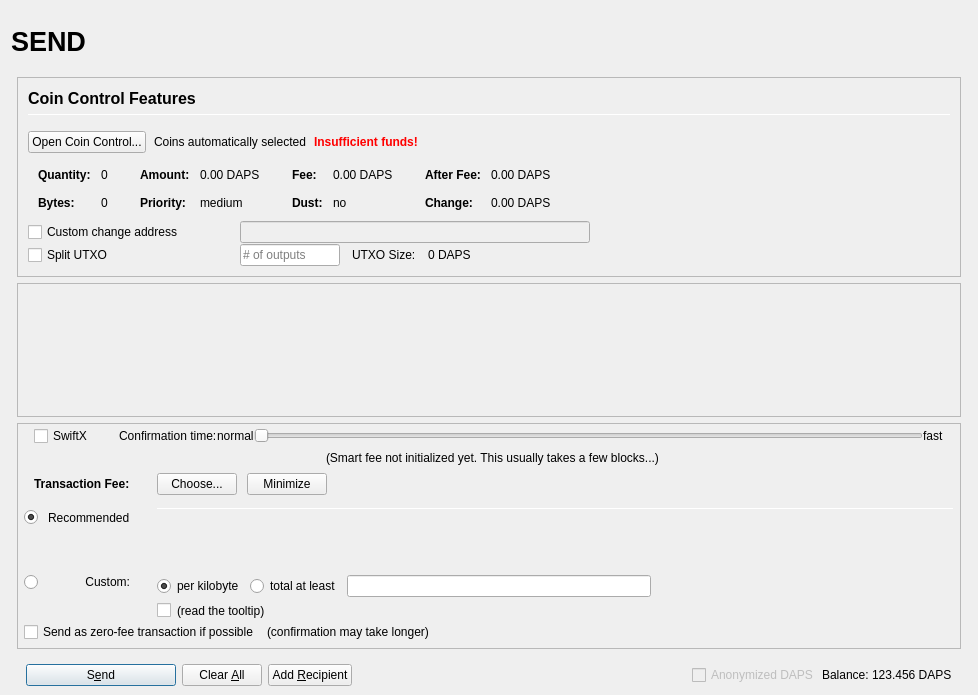
First picture: the form in src/qt/forms/sendcoinsdialog.ui, repository pedrorv0106/DAPS, before the edit.
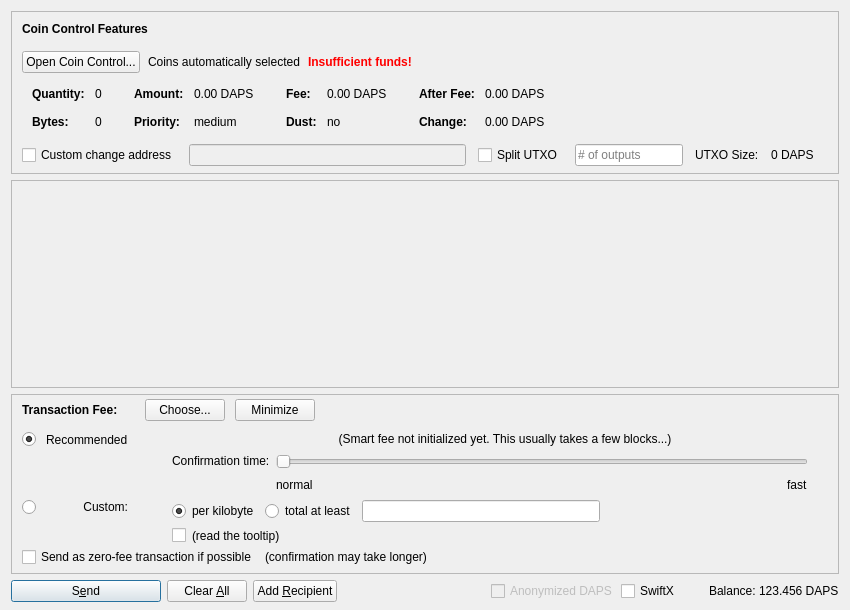
Second picture: the form after the edit. Icons and pictures are not drawn. Custom widgets are drawn as their Qt base class.

Commit message: DAPS-54 Change name and short name of the PIVX coin to DAPScoin | DAPS

Patch:
```diff
--- a/src/qt/forms/sendcoinsdialog.ui
+++ b/src/qt/forms/sendcoinsdialog.ui
@@ -2,155 +2,20 @@
 <ui version="4.0">
  <class>SendCoinsDialog</class>
  <widget class="QDialog" name="SendCoinsDialog">
-  <property name="enabled">
-   <bool>true</bool>
-  </property>
   <property name="geometry">
    <rect>
     <x>0</x>
     <y>0</y>
-    <width>978</width>
-    <height>695</height>
+    <width>850</width>
+    <height>610</height>
    </rect>
   </property>
   <property name="windowTitle">
    <string>Send Coins</string>
   </property>
-  <layout class="QVBoxLayout" name="verticalLayout" stretch="0">
+  <layout class="QVBoxLayout" name="verticalLayout" stretch="0,1,0,0">
    <property name="bottomMargin">
-    <number>9</number>
-   </property>
-   <item>
-    <layout class="QVBoxLayout" name="verticalLayout_Master" stretch="0,1">
-     <property name="spacing">
-      <number>0</number>
-     </property>
-     <property name="leftMargin">
-      <number>0</number>
-     </property>
-     <property name="topMargin">
-      <number>0</number>
-     </property>
-     <property name="rightMargin">
-      <number>0</number>
-     </property>
-     <property name="bottomMargin">
-      <number>0</number>
-     </property>
-     <item>
-      <widget class="QFrame" name="frame_Header">
-       <layout class="QVBoxLayout" name="verticalLayout_Header" stretch="0">
-        <property name="leftMargin">
-         <number>0</number>
-        </property>
-        <property name="topMargin">
-         <number>0</number>
-        </property>
-        <property name="rightMargin">
-         <number>0</number>
-        </property>
-        <property name="bottomMargin">
-         <number>0</number>
-        </property>
-        <item>
-         <layout class="QHBoxLayout" name="horizontalLayout_Header" stretch="1,0,1">
-          <property name="spacing">
-           <number>6</number>
-          </property>
-          <item>
-           <widget class="QLabel" name="labelOverviewHeaderLeft">
-            <property name="minimumSize">
-             <size>
-              <width>464</width>
-              <height>60</height>
-             </size>
-            </property>
-            <property name="maximumSize">
-             <size>
-              <width>16777215</width>
-              <height>60</height>
-             </size>
-            </property>
-            <property name="font">
-             <font>
-              <pointsize>20</pointsize>
-              <weight>75</weight>
-              <bold>true</bold>
-             </font>
-            </property>
-            <property name="text">
-             <string>SEND</string>
-            </property>
-            <property name="alignment">
-             <set>Qt::AlignLeading|Qt::AlignLeft|Qt::AlignVCenter</set>
-            </property>
-           </widget>
-          </item>
-          <item>
-           <spacer name="horizontalSpacer_Header">
-            <property name="orientation">
-             <enum>Qt::Horizontal</enum>
-            </property>
-            <property name="sizeHint" stdset="0">
-             <size>
-              <width>40</width>
-              <height>20</height>
-             </size>
-            </property>
-           </spacer>
-          </item>
-          <item>
-           <widget class="QLabel" name="labelOverviewHeaderRight">
-            <property name="minimumSize">
-             <size>
-              <width>464</width>
-              <height>60</height>
-             </size>
-            </property>
-            <property name="maximumSize">
-             <size>
-              <width>16777215</width>
-              <height>60</height>
-             </size>
-            </property>
-            <property name="font">
-             <font>
-              <pointsize>14</pointsize>
-             </font>
-            </property>
-            <property name="text">
-             <string/>
-            </property>
-            <property name="alignment">
-             <set>Qt::AlignRight|Qt::AlignTrailing|Qt::AlignVCenter</set>
-            </property>
-           </widget>
-          </item>
-         </layout>
-        </item>
-       </layout>
-      </widget>
-     </item>
-     <item>
-      <widget class="QFrame" name="frame_BG">
-       <property name="minimumSize">
-        <size>
-         <width>0</width>
-         <height>0</height>
-        </size>
-       </property>
-       <layout class="QVBoxLayout" name="layout_BG" stretch="0,0,0,0">
-        <property name="leftMargin">
-         <number>6</number>
-        </property>
-        <property name="topMargin">
-         <number>6</number>
-        </property>
-        <property name="rightMargin">
-         <number>6</number>
-        </property>
-        <property name="bottomMargin">
-         <number>0</number>
+    <number>8</number>
         </property>
         <item>
          <widget class="QFrame" name="frameCoinControl">
@@ -186,13 +51,12 @@
             <number>0</number>
            </property>
            <property name="bottomMargin">
-            <number>0</number>
+       <number>6</number>
            </property>
            <item>
-            <widget class="QFrame" name="frameCoinControl_BG">
-             <layout class="QVBoxLayout" name="verticalLayoutCoinControl" stretch="0,0,0,0,0,0">
+       <layout class="QVBoxLayout" name="verticalLayoutCoinControl" stretch="0,0,0,0,1">
               <property name="spacing">
-               <number>1</number>
+         <number>0</number>
               </property>
               <property name="leftMargin">
                <number>10</number>
@@ -206,11 +70,6 @@
                  <number>15</number>
                 </property>
                 <item>
-                 <layout class="QVBoxLayout" name="verticalLayout_3">
-                  <property name="spacing">
-                   <number>6</number>
-                  </property>
-                  <item>
                    <widget class="QLabel" name="labelCoinControlFeatures">
                     <property name="sizePolicy">
                      <sizepolicy hsizetype="Preferred" vsizetype="Maximum">
@@ -218,15 +77,8 @@
                       <verstretch>0</verstretch>
                      </sizepolicy>
                     </property>
-                    <property name="minimumSize">
-                     <size>
-                      <width>0</width>
-                      <height>20</height>
-                     </size>
-                    </property>
                     <property name="font">
                      <font>
-                      <pointsize>12</pointsize>
                       <weight>75</weight>
                       <bold>true</bold>
                      </font>
@@ -239,27 +91,6 @@
                     </property>
                    </widget>
                   </item>
-                  <item>
-                   <widget class="Line" name="line">
-                    <property name="minimumSize">
-                     <size>
-                      <width>0</width>
-                      <height>1</height>
-                     </size>
-                    </property>
-                    <property name="maximumSize">
-                     <size>
-                      <width>16777215</width>
-                      <height>1</height>
-                     </size>
-                    </property>
-                    <property name="orientation">
-                     <enum>Qt::Horizontal</enum>
-                    </property>
-                   </widget>
-                  </item>
-                 </layout>
-                </item>
                </layout>
               </item>
               <item>
@@ -697,7 +528,7 @@
                </widget>
               </item>
               <item>
-               <layout class="QHBoxLayout" name="horizontalLayoutCoinControl4">
+         <layout class="QHBoxLayout" name="horizontalLayoutCoinControl4" stretch="0,0,0,0,0,0,0">
                 <property name="spacing">
                  <number>12</number>
                 </property>
@@ -705,31 +536,13 @@
                  <enum>QLayout::SetDefaultConstraint</enum>
                 </property>
                 <property name="topMargin">
-                 <number>0</number>
+           <number>5</number>
                 </property>
                 <property name="rightMargin">
-                 <number>0</number>
+           <number>5</number>
                 </property>
                 <item>
                  <widget class="QCheckBox" name="checkBoxCoinControlChange">
-                  <property name="sizePolicy">
-                   <sizepolicy hsizetype="Preferred" vsizetype="Preferred">
-                    <horstretch>0</horstretch>
-                    <verstretch>0</verstretch>
-                   </sizepolicy>
-                  </property>
-                  <property name="minimumSize">
-                   <size>
-                    <width>200</width>
-                    <height>0</height>
-                   </size>
-                  </property>
-                  <property name="maximumSize">
-                   <size>
-                    <width>200</width>
-                    <height>16777215</height>
-                   </size>
-                  </property>
                   <property name="toolTip">
                    <string>If this is activated, but the change address is empty or invalid, change will be sent to a newly generated address.</string>
                   </property>
@@ -744,71 +557,15 @@
                    <bool>false</bool>
                   </property>
                   <property name="sizePolicy">
-                   <sizepolicy hsizetype="Preferred" vsizetype="Preferred">
+             <sizepolicy hsizetype="Expanding" vsizetype="Fixed">
                     <horstretch>0</horstretch>
                     <verstretch>0</verstretch>
                    </sizepolicy>
                   </property>
-                  <property name="minimumSize">
-                   <size>
-                    <width>300</width>
-                    <height>0</height>
-                   </size>
-                  </property>
-                 </widget>
-                </item>
-                <item>
-                 <widget class="QLabel" name="labelCoinControlChangeLabel">
-                  <property name="sizePolicy">
-                   <sizepolicy hsizetype="Preferred" vsizetype="Preferred">
-                    <horstretch>0</horstretch>
-                    <verstretch>0</verstretch>
-                   </sizepolicy>
-                  </property>
-                  <property name="minimumSize">
-                   <size>
-                    <width>100</width>
-                    <height>0</height>
-                   </size>
-                  </property>
-                  <property name="text">
-                   <string/>
-                  </property>
-                  <property name="margin">
-                   <number>3</number>
-                  </property>
-                 </widget>
-                </item>
-               </layout>
-              </item>
-              <item>
-               <layout class="QHBoxLayout" name="horizontalLayoutCoinControl6">
-                <property name="spacing">
-                 <number>12</number>
-                </property>
-                <property name="rightMargin">
-                 <number>0</number>
-                </property>
+           </widget>
+          </item>
                 <item>
                  <widget class="QCheckBox" name="splitBlockCheckBox">
-                  <property name="sizePolicy">
-                   <sizepolicy hsizetype="Preferred" vsizetype="Preferred">
-                    <horstretch>0</horstretch>
-                    <verstretch>0</verstretch>
-                   </sizepolicy>
-                  </property>
-                  <property name="minimumSize">
-                   <size>
-                    <width>200</width>
-                    <height>0</height>
-                   </size>
-                  </property>
-                  <property name="maximumSize">
-                   <size>
-                    <width>200</width>
-                    <height>16777215</height>
-                   </size>
-                  </property>
                   <property name="text">
                    <string>Split UTXO</string>
                   </property>
@@ -817,23 +574,11 @@
                 <item>
                  <widget class="QLineEdit" name="splitBlockLineEdit">
                   <property name="sizePolicy">
-                   <sizepolicy hsizetype="Preferred" vsizetype="Preferred">
+             <sizepolicy hsizetype="Fixed" vsizetype="Fixed">
                     <horstretch>50</horstretch>
                     <verstretch>0</verstretch>
                    </sizepolicy>
                   </property>
-                  <property name="minimumSize">
-                   <size>
-                    <width>100</width>
-                    <height>0</height>
-                   </size>
-                  </property>
-                  <property name="maximumSize">
-                   <size>
-                    <width>100</width>
-                    <height>16777215</height>
-                   </size>
-                  </property>
                   <property name="placeholderText">
                    <string># of outputs</string>
                   </property>
@@ -854,17 +599,26 @@
                  </widget>
                 </item>
                 <item>
-                 <spacer name="horizontalSpacer_7">
-                  <property name="orientation">
-                   <enum>Qt::Horizontal</enum>
-                  </property>
-                  <property name="sizeHint" stdset="0">
+           <widget class="QLabel" name="labelCoinControlChangeLabel">
+            <property name="sizePolicy">
+             <sizepolicy hsizetype="Preferred" vsizetype="Expanding">
+              <horstretch>0</horstretch>
+              <verstretch>0</verstretch>
+             </sizepolicy>
+            </property>
+            <property name="minimumSize">
                    <size>
-                    <width>40</width>
-                    <height>20</height>
-                   </size>
-                  </property>
-                 </spacer>
+              <width>0</width>
+              <height>0</height>
+             </size>
+            </property>
+            <property name="text">
+             <string/>
+            </property>
+            <property name="margin">
+             <number>3</number>
+            </property>
+           </widget>
                 </item>
                </layout>
               </item>
@@ -882,7 +636,6 @@
                </spacer>
               </item>
              </layout>
-            </widget>
            </item>
           </layout>
          </widget>
@@ -897,8 +650,8 @@
             <rect>
              <x>0</x>
              <y>0</y>
-             <width>944</width>
-             <height>69</height>
+        <width>830</width>
+        <height>113</height>
             </rect>
            </property>
            <layout class="QVBoxLayout" name="verticalLayout_2" stretch="0,1">
@@ -975,192 +728,18 @@
             <number>0</number>
            </property>
            <item>
-            <layout class="QVBoxLayout" name="verticalLayoutFee2" stretch="0,0,0,0">
+       <layout class="QVBoxLayout" name="verticalLayoutFee2" stretch="0,0,0">
              <property name="spacing">
               <number>0</number>
              </property>
              <property name="leftMargin">
-              <number>6</number>
+         <number>10</number>
              </property>
              <property name="topMargin">
               <number>0</number>
              </property>
-             <property name="rightMargin">
-              <number>6</number>
-             </property>
-             <item>
-              <layout class="QVBoxLayout" name="verticalLayout_feeConf">
-               <property name="spacing">
-                <number>0</number>
-               </property>
-               <property name="leftMargin">
-                <number>10</number>
-               </property>
-               <property name="rightMargin">
-                <number>10</number>
-               </property>
-               <property name="bottomMargin">
-                <number>5</number>
-               </property>
-               <item>
-                <layout class="QHBoxLayout" name="horizontalLayoutFee9">
-                 <item>
-                  <widget class="QCheckBox" name="checkSwiftTX">
-                   <property name="enabled">
-                    <bool>true</bool>
-                   </property>
-                   <property name="minimumSize">
-                    <size>
-                     <width>85</width>
-                     <height>0</height>
-                    </size>
-                   </property>
-                   <property name="toolTip">
-                    <string>SwiftX technology allows for near instant transactions - A flat fee of 0.01 DAPS applies</string>
-                   </property>
-                   <property name="text">
-                    <string>SwiftX</string>
-                   </property>
-                  </widget>
-                 </item>
-                 <item>
-                  <widget class="QLabel" name="labelSmartFee3">
-                   <property name="text">
-                    <string>Confirmation time:</string>
-                   </property>
-                   <property name="margin">
-                    <number>2</number>
-                   </property>
-                  </widget>
-                 </item>
-                 <item>
-                  <widget class="QLabel" name="labelSmartFeeNormal">
-                   <property name="text">
-                    <string>normal</string>
-                   </property>
-                   <property name="margin">
-                    <number>8</number>
-                   </property>
-                  </widget>
-                 </item>
-                 <item>
-                  <widget class="QSlider" name="sliderSmartFee">
-                   <property name="minimumSize">
-                    <size>
-                     <width>0</width>
-                     <height>24</height>
-                    </size>
-                   </property>
-                   <property name="minimum">
-                    <number>0</number>
-                   </property>
-                   <property name="maximum">
-                    <number>24</number>
-                   </property>
-                   <property name="pageStep">
-                    <number>1</number>
-                   </property>
-                   <property name="value">
-                    <number>0</number>
-                   </property>
-                   <property name="orientation">
-                    <enum>Qt::Horizontal</enum>
-                   </property>
-                   <property name="invertedAppearance">
-                    <bool>false</bool>
-                   </property>
-                   <property name="invertedControls">
-                    <bool>false</bool>
-                   </property>
-                   <property name="tickPosition">
-                    <enum>QSlider::NoTicks</enum>
-                   </property>
-                  </widget>
-                 </item>
-                 <item>
-                  <widget class="QLabel" name="labelSmartFeeFast">
-                   <property name="text">
-                    <string>fast</string>
-                   </property>
-                   <property name="margin">
-                    <number>8</number>
-                   </property>
-                  </widget>
-                 </item>
-                </layout>
-               </item>
-               <item>
-                <layout class="QHBoxLayout" name="horizontalLayout_recommended_texts">
-                 <property name="spacing">
-                  <number>0</number>
-                 </property>
-                 <item>
-                  <spacer name="horizontalSpacer_8">
-                   <property name="orientation">
-                    <enum>Qt::Horizontal</enum>
-                   </property>
-                   <property name="sizeHint" stdset="0">
-                    <size>
-                     <width>40</width>
-                     <height>20</height>
-                    </size>
-                   </property>
-                  </spacer>
-                 </item>
-                 <item>
-                  <widget class="QLabel" name="labelFeeEstimation">
-                   <property name="text">
-                    <string/>
-                   </property>
-                   <property name="margin">
-                    <number>2</number>
-                   </property>
-                  </widget>
-                 </item>
-                 <item>
-                  <widget class="QLabel" name="labelSmartFee2">
-                   <property name="text">
-                    <string>(Smart fee not initialized yet. This usually takes a few blocks...)</string>
-                   </property>
-                   <property name="alignment">
-                    <set>Qt::AlignLeading|Qt::AlignLeft|Qt::AlignVCenter</set>
-                   </property>
-                   <property name="wordWrap">
-                    <bool>false</bool>
-                   </property>
-                   <property name="margin">
-                    <number>2</number>
-                   </property>
-                   <property name="indent">
-                    <number>-1</number>
-                   </property>
-                  </widget>
-                 </item>
-                 <item>
-                  <spacer name="horizontalSpacer_3">
-                   <property name="orientation">
-                    <enum>Qt::Horizontal</enum>
-                   </property>
-                   <property name="sizeHint" stdset="0">
-                    <size>
-                     <width>40</width>
-                     <height>20</height>
-                    </size>
-                   </property>
-                  </spacer>
-                 </item>
-                </layout>
-               </item>
-              </layout>
-             </item>
              <item>
               <layout class="QHBoxLayout" name="horizontalLayoutFee1">
-               <property name="leftMargin">
-                <number>10</number>
-               </property>
-               <property name="rightMargin">
-                <number>10</number>
-               </property>
                <property name="bottomMargin">
                 <number>0</number>
                </property>
@@ -1169,6 +748,22 @@
                  <property name="spacing">
                   <number>0</number>
                  </property>
+            <item>
+             <spacer name="verticalSpacerSmartFee">
+              <property name="orientation">
+               <enum>Qt::Vertical</enum>
+              </property>
+              <property name="sizeType">
+               <enum>QSizePolicy::Fixed</enum>
+              </property>
+              <property name="sizeHint" stdset="0">
+               <size>
+                <width>1</width>
+                <height>4</height>
+               </size>
+              </property>
+             </spacer>
+            </item>
                  <item>
                   <layout class="QHBoxLayout" name="horizontalLayoutSmartFee">
                    <property name="spacing">
@@ -1284,61 +879,7 @@
                   <property name="verticalSpacing">
                    <number>4</number>
                   </property>
-                  <item row="2" column="0">
-                   <layout class="QVBoxLayout" name="verticalLayoutFee4" stretch="0">
-                    <item>
-                     <spacer name="verticalSpacer_2">
-                      <property name="orientation">
-                       <enum>Qt::Vertical</enum>
-                      </property>
-                      <property name="sizeHint" stdset="0">
-                       <size>
-                        <width>1</width>
-                        <height>1</height>
-                       </size>
-                      </property>
-                     </spacer>
-                    </item>
-                   </layout>
-                  </item>
-                  <item row="3" column="0">
-                   <layout class="QVBoxLayout" name="verticalLayoutFee9" stretch="0,1">
-                    <item>
-                     <widget class="QRadioButton" name="radioCustomFee">
-                      <property name="text">
-                       <string/>
-                      </property>
-                      <attribute name="buttonGroup">
-                       <string notr="true">groupFee</string>
-                      </attribute>
-                     </widget>
-                    </item>
-                    <item>
-                     <spacer name="verticalSpacer_6">
-                      <property name="orientation">
-                       <enum>Qt::Vertical</enum>
-                      </property>
-                      <property name="sizeHint" stdset="0">
-                       <size>
-                        <width>1</width>
-                        <height>1</height>
-                       </size>
-                      </property>
-                     </spacer>
-                    </item>
-                   </layout>
-                  </item>
-                  <item row="3" column="1">
-                   <widget class="QLabel" name="labelCustomFee">
-                    <property name="text">
-                     <string>Custom:</string>
-                    </property>
-                    <property name="alignment">
-                     <set>Qt::AlignRight|Qt::AlignTop|Qt::AlignTrailing</set>
-                    </property>
-                   </widget>
-                  </item>
-                  <item row="3" column="4">
+             <item row="2" column="4">
                    <layout class="QVBoxLayout" name="verticalLayoutFee8">
                     <property name="spacing">
                      <number>6</number>
@@ -1437,66 +978,58 @@
                     </item>
                    </layout>
                   </item>
-                  <item row="1" column="1">
-                   <widget class="QLabel" name="labelSmartFee_2">
-                    <property name="text">
-                     <string>Recommended</string>
-                    </property>
-                   </widget>
-                  </item>
-                  <item row="1" column="2">
-                   <widget class="QLabel" name="labelSmartFee">
-                    <property name="text">
-                     <string/>
-                    </property>
-                    <property name="margin">
-                     <number>2</number>
-                    </property>
-                   </widget>
-                  </item>
                   <item row="1" column="0">
-                   <widget class="QRadioButton" name="radioSmartFee">
+              <layout class="QVBoxLayout" name="verticalLayoutFee4" stretch="1">
+               <item>
+                <spacer name="verticalSpacer_2">
+                 <property name="orientation">
+                  <enum>Qt::Vertical</enum>
+                 </property>
+                 <property name="sizeHint" stdset="0">
+                  <size>
+                   <width>1</width>
+                   <height>1</height>
+                  </size>
+                 </property>
+                </spacer>
+               </item>
+              </layout>
+             </item>
+             <item row="2" column="0">
+              <layout class="QVBoxLayout" name="verticalLayoutFee9" stretch="0,1">
+               <item>
+                <widget class="QRadioButton" name="radioCustomFee">
                     <property name="text">
                      <string/>
                     </property>
-                    <property name="checked">
-                     <bool>true</bool>
-                    </property>
                     <attribute name="buttonGroup">
                      <string notr="true">groupFee</string>
                     </attribute>
                    </widget>
                   </item>
-                  <item row="0" column="4" rowspan="3">
-                   <layout class="QVBoxLayout" name="verticalLayoutFee3" stretch="0,0,0,0">
+               <item>
+                <spacer name="verticalSpacer_6">
+                 <property name="orientation">
+                  <enum>Qt::Vertical</enum>
+                 </property>
+                 <property name="sizeHint" stdset="0">
+                  <size>
+                   <width>1</width>
+                   <height>1</height>
+                  </size>
+                 </property>
+                </spacer>
+               </item>
+              </layout>
+             </item>
+             <item row="1" column="4">
+              <layout class="QVBoxLayout" name="verticalLayoutFee3" stretch="0,0,1">
                     <property name="spacing">
                      <number>6</number>
                     </property>
                     <property name="topMargin">
                      <number>2</number>
                     </property>
-                    <property name="bottomMargin">
-                     <number>20</number>
-                    </property>
-                    <item>
-                     <widget class="Line" name="line_2">
-                      <property name="minimumSize">
-                       <size>
-                        <width>0</width>
-                        <height>1</height>
-                       </size>
-                      </property>
-                      <property name="maximumSize">
-                       <size>
-                        <width>16777215</width>
-                        <height>1</height>
-                       </size>
-                      </property>
-                      <property name="orientation">
-                       <enum>Qt::Horizontal</enum>
-                      </property>
-                     </widget>
-                    </item>
                     <item>
                      <layout class="QHBoxLayout" name="horizontalLayoutFee12">
                       <item>
@@ -1515,17 +1048,18 @@
                      </layout>
                     </item>
                     <item>
-                     <spacer name="verticalSpacer_4">
-                      <property name="orientation">
-                       <enum>Qt::Vertical</enum>
-                      </property>
-                      <property name="sizeHint" stdset="0">
-                       <size>
-                        <width>1</width>
-                        <height>1</height>
-                       </size>
-                      </property>
-                     </spacer>
+                <layout class="QHBoxLayout" name="horizontalLayoutFee9">
+                 <item>
+                  <layout class="QVBoxLayout" name="verticalLayoutFee6">
+                   <item>
+                    <widget class="QLabel" name="labelSmartFee3">
+                     <property name="text">
+                      <string>Confirmation time:</string>
+                     </property>
+                     <property name="margin">
+                      <number>2</number>
+                     </property>
+                    </widget>
                     </item>
                     <item>
                      <spacer name="verticalSpacer_3">
@@ -1534,13 +1068,159 @@
                       </property>
                       <property name="sizeHint" stdset="0">
                        <size>
-                        <width>20</width>
-                        <height>40</height>
+                       <width>1</width>
+                       <height>1</height>
                        </size>
                       </property>
                      </spacer>
                     </item>
                    </layout>
+                 </item>
+                 <item>
+                  <layout class="QVBoxLayout" name="verticalLayoutFee5">
+                   <property name="rightMargin">
+                    <number>30</number>
+                   </property>
+                   <item>
+                    <widget class="QSlider" name="sliderSmartFee">
+                     <property name="minimum">
+                      <number>0</number>
+                     </property>
+                     <property name="maximum">
+                      <number>24</number>
+                     </property>
+                     <property name="pageStep">
+                      <number>1</number>
+                     </property>
+                     <property name="value">
+                      <number>0</number>
+                     </property>
+                     <property name="orientation">
+                      <enum>Qt::Horizontal</enum>
+                     </property>
+                     <property name="invertedAppearance">
+                      <bool>false</bool>
+                     </property>
+                     <property name="invertedControls">
+                      <bool>false</bool>
+                     </property>
+                     <property name="tickPosition">
+                      <enum>QSlider::NoTicks</enum>
+                     </property>
+                    </widget>
+                   </item>
+                   <item>
+                    <layout class="QHBoxLayout" name="horizontalLayoutFee10">
+                     <item>
+                      <widget class="QLabel" name="labelSmartFeeNormal">
+                       <property name="text">
+                        <string>normal</string>
+                       </property>
+                      </widget>
+                     </item>
+                     <item>
+                      <spacer name="horizontalSpacer_3">
+                       <property name="orientation">
+                        <enum>Qt::Horizontal</enum>
+                       </property>
+                       <property name="sizeHint" stdset="0">
+                        <size>
+                         <width>40</width>
+                         <height>20</height>
+                        </size>
+                       </property>
+                      </spacer>
+                     </item>
+                     <item>
+                      <widget class="QLabel" name="labelSmartFeeFast">
+                       <property name="text">
+                        <string>fast</string>
+                       </property>
+                      </widget>
+                     </item>
+                    </layout>
+                   </item>
+                  </layout>
+                 </item>
+                </layout>
+               </item>
+               <item>
+                <spacer name="verticalSpacer_4">
+                 <property name="orientation">
+                  <enum>Qt::Vertical</enum>
+                 </property>
+                 <property name="sizeHint" stdset="0">
+                  <size>
+                   <width>1</width>
+                   <height>1</height>
+                  </size>
+                 </property>
+                </spacer>
+               </item>
+              </layout>
+             </item>
+             <item row="0" column="1">
+              <widget class="QLabel" name="labelSmartFee_2">
+               <property name="text">
+                <string>Recommended</string>
+               </property>
+              </widget>
+             </item>
+             <item row="0" column="0">
+              <widget class="QRadioButton" name="radioSmartFee">
+               <property name="text">
+                <string/>
+               </property>
+               <property name="checked">
+                <bool>true</bool>
+               </property>
+               <attribute name="buttonGroup">
+                <string notr="true">groupFee</string>
+               </attribute>
+              </widget>
+             </item>
+             <item row="2" column="1">
+              <widget class="QLabel" name="labelCustomFee">
+               <property name="text">
+                <string>Custom:</string>
+               </property>
+               <property name="alignment">
+                <set>Qt::AlignRight|Qt::AlignTop|Qt::AlignTrailing</set>
+               </property>
+              </widget>
+             </item>
+             <item row="0" column="2">
+              <widget class="QLabel" name="labelSmartFee">
+               <property name="text">
+                <string/>
+               </property>
+               <property name="margin">
+                <number>2</number>
+               </property>
+              </widget>
+             </item>
+             <item row="0" column="3">
+              <widget class="QLabel" name="labelFeeEstimation">
+               <property name="text">
+                <string/>
+               </property>
+              </widget>
+             </item>
+             <item row="0" column="4">
+              <widget class="QLabel" name="labelSmartFee2">
+               <property name="text">
+                <string>(Smart fee not initialized yet. This usually takes a few blocks...)</string>
+               </property>
+               <property name="alignment">
+                <set>Qt::AlignHCenter</set>
+               </property>
+               <property name="wordWrap">
+                <bool>true</bool>
+               </property>
+               <property name="margin">
+                <number>2</number>
+               </property>
+              </widget>
                   </item>
                  </layout>
                 </item>
@@ -1619,11 +1299,7 @@
          </widget>
         </item>
         <item>
-         <widget class="QFrame" name="frame_Send">
           <layout class="QHBoxLayout" name="horizontalLayout">
-           <property name="bottomMargin">
-            <number>0</number>
-           </property>
            <item>
             <widget class="QPushButton" name="sendButton">
              <property name="minimumSize">
@@ -1718,6 +1394,22 @@
                </property>
               </widget>
              </item>
+       <item>
+        <widget class="QCheckBox" name="checkSwiftTX">
+         <property name="enabled">
+          <bool>true</bool>
+         </property>
+         <property name="minimumSize">
+          <size>
+           <width>85</width>
+           <height>0</height>
+          </size>
+         </property>
+         <property name="text">
+          <string>SwiftX</string>
+         </property>
+        </widget>
+       </item>
              <item>
               <widget class="QLabel" name="label">
                <property name="text">
@@ -1747,12 +1439,6 @@
             </layout>
            </item>
           </layout>
-         </widget>
-        </item>
-       </layout>
-      </widget>
-     </item>
-    </layout>
    </item>
   </layout>
  </widget>
```
Left out of the diff: 2 changed lines with no effect on the pictures. Lines whose indentation alone changed are shown as unchanged. The commit also changes 671 other files.
